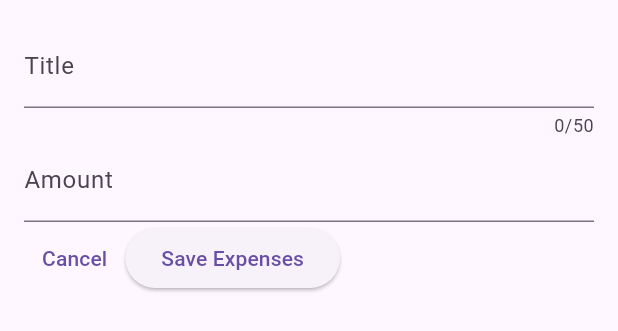
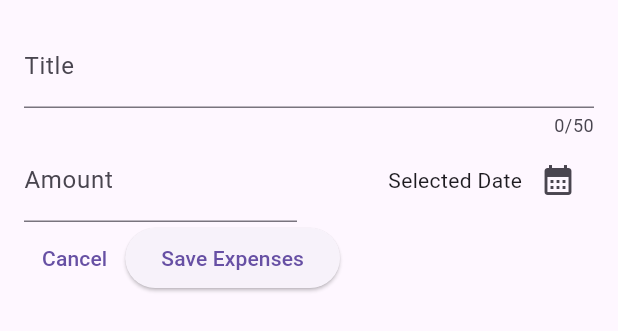
Before and after one commit to aman6750/myFlutterProjects, a Flutter app: the NewExpense widget shown alone on an empty page, opened directly, on a phone screen of 412 x 824 dp. Shown: the top 331 px of the screen. Run offline on Flutter 3.47's test engine with Material 2 defaults, Android fonts, the phone set to English and light mode, and no system bars; our stand-ins replace google_fonts.

Commit message:
making an expense tracker app

```diff
--- a/expense_tracker/lib/widgets/expenses.dart
+++ b/expense_tracker/lib/widgets/expenses.dart
@@ -32,7 +32,7 @@
   void _openAddExpenseOverlay() {
     showModalBottomSheet(
       context: context,
-      builder: (ctx) => Text('Modal bottom sheet'),
+      builder: (ctx) => const Text('Modal bottom sheet'),
     );
   }
 
@@ -45,7 +45,6 @@
           IconButton(
             onPressed: _openAddExpenseOverlay,
             icon: const Icon(Icons.add),
-
           )
         ],
       ),
--- a/expense_tracker/lib/widgets/expenses_list/expenses_list.dart
+++ b/expense_tracker/lib/widgets/expenses_list/expenses_list.dart
@@ -16,4 +16,7 @@
       itemBuilder: (ctx, index) => Text(expenses[index].title),
     );
   }
+
+
+
 }
--- a/expense_tracker/lib/widgets/new_expense.dart
+++ b/expense_tracker/lib/widgets/new_expense.dart
@@ -12,6 +12,17 @@
 class _NewExpenseState extends State<NewExpense> {
   final _titleController = TextEditingController();
   final _amountController = TextEditingController();
+
+  void _presentDatePicker() {
+    final now = DateTime.now();
+    final firstDate = DateTime(now.year - 1, now.month, now.day);
+    showDatePicker(
+      context: context,
+      initialDate: now,
+      firstDate: firstDate,
+      lastDate: now,
+    );
+  }
 
   @override
   void dispose() {
@@ -33,7 +44,10 @@
               label: Text('Title'),
             ),
           ),
-          TextField(
+          Row(
+            children: [
+              Expanded(
+                child: TextField(
                   controller: _amountController,
                   keyboardType: TextInputType.number,
                   decoration: const InputDecoration(
@@ -41,10 +55,33 @@
                     label: Text('Amount'),
                   ),
                 ),
+              ),
+              const SizedBox(
+                width: 16,
+              ),
+              Expanded(
+                child: Row(
+                  mainAxisAlignment: MainAxisAlignment.end,
+                  crossAxisAlignment: CrossAxisAlignment.center,
+                  children: [
+                    const Text('Selected Date'),
+                    IconButton(
+                      onPressed: _presentDatePicker,
+                      icon: const Icon(
+                        Icons.calendar_month,
+                      ),
+                    )
+                  ],
+                ),
+              ),
+            ],
+          ),
           Row(
             children: [
               TextButton(
-                onPressed: () {},
+                onPressed: () {
+                  Navigator.pop(context);
+                },
                 child: const Text('Cancel'),
               ),
               ElevatedButton(
```
Lines whose indentation alone changed are shown as unchanged.
